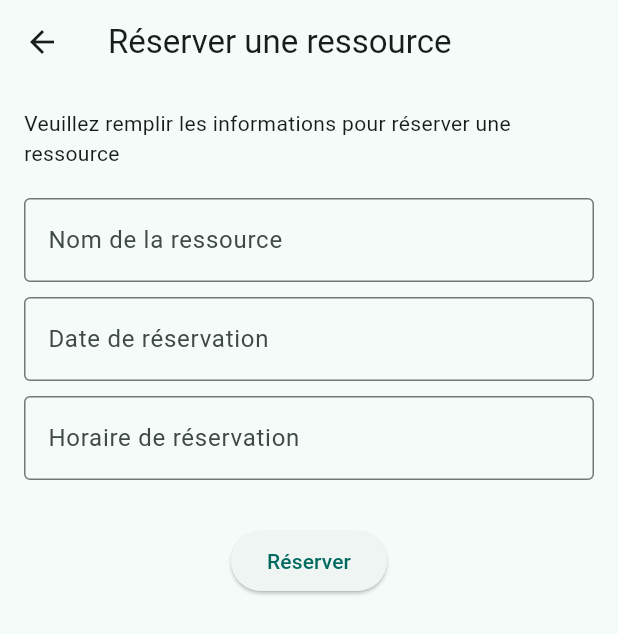
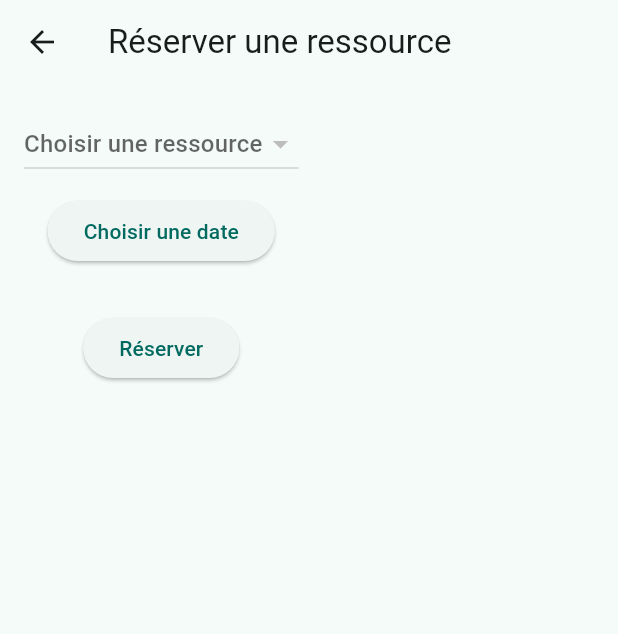
Before and after one commit to 1ghada/flutterproject, a Flutter app: the HomePage screen opened by its route, in the side drawer, after a tap on "Réservations", on a phone screen of 412 x 824 dp. Shown: the top 634 px of the screen. Run offline on Flutter 3.47's test engine with Material 3 defaults, Android fonts, the phone set to English and light mode, and no system bars; our stand-ins replace shared_preferences, sqflite; accounts and stored records are empty.

Commit message:
commit n 6

```diff
--- a/lib/main.dart
+++ b/lib/main.dart
@@ -26,7 +26,7 @@ class MyApp extends StatelessWidget {
         '/signup': (context) => const SignupView(), // Route pour l'inscription
         '/home': (context) => const HomePage(), // Route pour la page d'accueil
         '/ressources': (context) => const ResourcePage(), // Route pour la gestion des ressources
-        '/reservation': (context) => const ReservationPage(), // Route pour la réservation
+        '/reservation': (context) =>  BookingScreen(), // Route pour la réservation
       },
       debugShowCheckedModeBanner: false,
     );
--- a/lib/views/calendar/reservation_page.dart
+++ b/lib/views/calendar/reservation_page.dart
@@ -1,92 +1,139 @@
-// views/calendar/reservation_page.dart
+import 'package:flutter/material.dart';
+import 'package:shared_preferences/shared_preferences.dart';  // Ajout de l'importation
+import '/services/reservation_service.dart';
+import '/services/ressources_service.dart';
+import '/models/resource.dart';
 
-import 'package:flutter/material.dart';
+class BookingScreen extends StatefulWidget {
+  @override
+  _BookingScreenState createState() => _BookingScreenState();
+}
 
-class ReservationPage extends StatefulWidget {
-  const ReservationPage({super.key});
+class _BookingScreenState extends State<BookingScreen> {
+  final _reservationService = ReservationService();
+  final _resourceService = ResourceService();
+
+  Resource? selectedResource;
+  DateTime? selectedDate;
+  String? selectedTimeSlot;
+
+  List<Resource> resources = [];
+  List<String> availableTimeSlots = [];
 
   @override
-  State<ReservationPage> createState() => _ReservationPageState();
-}
+  void initState() {
+    super.initState();
+    loadResources();
+  }
 
-class _ReservationPageState extends State<ReservationPage> {
-  final TextEditingController _resourceController = TextEditingController();
-  final TextEditingController _dateController = TextEditingController();
-  final TextEditingController _timeController = TextEditingController();
-  String? _error;
+  Future<void> loadResources() async {
+    final result = await _resourceService.getAllResources();
+    setState(() {
+      resources = result;
+    });
+  }
 
-  // Méthode pour traiter la réservation (ajuster selon ton besoin)
-  Future<void> _reserve() async {
-    // Logique de réservation à ajouter ici
+  Future<void> checkAvailability() async {
+    if (selectedResource != null && selectedDate != null) {
+      final dateStr = selectedDate!.toIso8601String().split("T").first;
+      final slots = await _reservationService.getAvailableTimeSlots(selectedResource!.id!, dateStr);
+      setState(() {
+        availableTimeSlots = slots;
+        selectedTimeSlot = null;
+      });
+    }
+  }
 
-    // Exemple de traitement de réservation (mettre en place le modèle de réservation)
-    try {
-      final resource = _resourceController.text.trim();
-      final date = _dateController.text.trim();
-      final time = _timeController.text.trim();
+  // Récupérer l'ID de l'utilisateur à partir de SharedPreferences
+  Future<int?> getUserIdFromPreferences() async {
+    final prefs = await SharedPreferences.getInstance();
+    return prefs.getInt('userId');
+  }
 
-      if (resource.isEmpty || date.isEmpty || time.isEmpty) {
-        throw Exception('Tous les champs sont requis.');
-      }
+  Future<void> submitReservation() async {
+    final userId = await getUserIdFromPreferences();
 
-      // Ajoute la logique pour réserver ici, par exemple, enregistrer la réservation dans une base de données
+    if (userId != null && selectedResource != null && selectedDate != null && selectedTimeSlot != null) {
+      final dateStr = selectedDate!.toIso8601String().split("T").first;
 
-      // Après la réservation, tu peux afficher un message de succès ou retourner à la page précédente
-      ScaffoldMessenger.of(context).showSnackBar(
-        const SnackBar(content: Text('Réservation effectuée avec succès')),
+      await _reservationService.reserve(
+        userId: userId,
+        resourceId: selectedResource!.id!,
+        date: dateStr,
+        timeSlot: selectedTimeSlot!,
       );
-      Navigator.pop(context); // Ferme la page de réservation et revient à la page précédente
-    } catch (e) {
-      setState(() {
-        _error = e.toString();
-      });
+
+      ScaffoldMessenger.of(context).showSnackBar(SnackBar(content: Text('Réservation réussie !')));
+    } else {
+      // Si l'utilisateur n'est pas connecté ou des informations sont manquantes
+      ScaffoldMessenger.of(context).showSnackBar(SnackBar(content: Text('Veuillez vous connecter et compléter tous les champs.')));
     }
   }
 
   @override
   Widget build(BuildContext context) {
     return Scaffold(
-      appBar: AppBar(
-        title: const Text('Réserver une ressource'),
-      ),
+      appBar: AppBar(title: Text("Réserver une ressource")),
       body: Padding(
         padding: const EdgeInsets.all(16.0),
         child: Column(
           children: [
-            const Text('Veuillez remplir les informations pour réserver une ressource'),
-            const SizedBox(height: 20),
-            TextField(
-              controller: _resourceController,
-              decoration: const InputDecoration(
-                labelText: 'Nom de la ressource',
-                border: OutlineInputBorder(),
+            DropdownButton<Resource>(
+              hint: Text("Choisir une ressource"),
+              value: selectedResource,
+              items: resources.map((r) {
+                return DropdownMenuItem(
+                  value: r,
+                  child: Text(r.name),
+                );
+              }).toList(),
+              onChanged: (value) {
+                setState(() {
+                  selectedResource = value;
+                });
+              },
+            ),
+            SizedBox(height: 10),
+            ElevatedButton(
+              child: Text(selectedDate == null
+                  ? "Choisir une date"
+                  : "${selectedDate!.toLocal()}".split(' ')[0]),
+              onPressed: () async {
+                final picked = await showDatePicker(
+                  context: context,
+                  initialDate: DateTime.now(),
+                  firstDate: DateTime.now(),
+                  lastDate: DateTime(2100),
+                );
+                if (picked != null) {
+                  setState(() {
+                    selectedDate = picked;
+                  });
+                  await checkAvailability();
+                }
+              },
+            ),
+            SizedBox(height: 10),
+            if (availableTimeSlots.isNotEmpty)
+              DropdownButton<String>(
+                hint: Text("Choisir un créneau"),
+                value: selectedTimeSlot,
+                items: availableTimeSlots.map((slot) {
+                  return DropdownMenuItem(
+                    value: slot,
+                    child: Text(slot),
+                  );
+                }).toList(),
+                onChanged: (value) {
+                  setState(() {
+                    selectedTimeSlot = value;
+                  });
+                },
               ),
-            ),
-            const SizedBox(height: 10),
-            TextField(
-              controller: _dateController,
-              decoration: const InputDecoration(
-                labelText: 'Date de réservation',
-                border: OutlineInputBorder(),
-              ),
-              keyboardType: TextInputType.datetime,
-            ),
-            const SizedBox(height: 10),
-            TextField(
-              controller: _timeController,
-              decoration: const InputDecoration(
-                labelText: 'Horaire de réservation',
-                border: OutlineInputBorder(),
-              ),
-              keyboardType: TextInputType.datetime,
-            ),
-            const SizedBox(height: 10),
-            if (_error != null)
-              Text(_error!, style: const TextStyle(color: Colors.red)),
-            const SizedBox(height: 20),
+            SizedBox(height: 20),
             ElevatedButton(
-              onPressed: _reserve,
-              child: const Text('Réserver'),
+              onPressed: submitReservation,
+              child: Text("Réserver"),
             ),
           ],
         ),
--- a/lib/views/home/home_page.dart
+++ b/lib/views/home/home_page.dart
@@ -47,7 +47,7 @@ class HomePage extends StatelessWidget {
               onTap: () {
                 Navigator.pushReplacement(
                   context,
-                  MaterialPageRoute(builder: (context) => const ReservationPage()),
+                  MaterialPageRoute(builder: (context) => BookingScreen()),
                 );
               },
             ),
--- a/pubspec.yaml
+++ b/pubspec.yaml
@@ -14,7 +14,8 @@ dependencies:
   sqflite: ^2.3.0
   path: ^1.8.3
   path_provider: ^2.0.15
-  provider: ^6.1.1  # ← Assure-toi que cette ligne est bien alignée
+  provider: ^6.1.1
+  shared_preferences: ^2.0.15  # <-- Ajoute cette ligne pour la gestion de SharedPreferences
 
 dev_dependencies:
   flutter_test:
```
Also changed, not shown: lib/models/reservation.dart (+26 -31 lines), lib/services/auth_service.dart (+24 -2 lines), lib/services/reservation_service.dart (+33 -32 lines), pubspec.lock, 1 other file.
